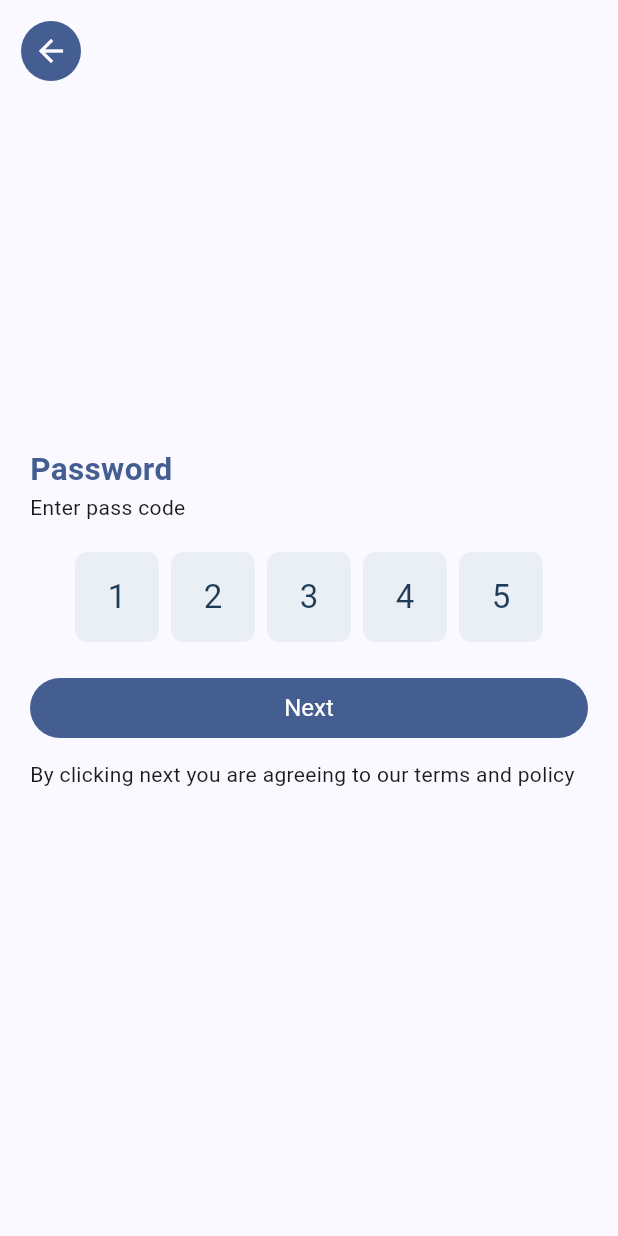
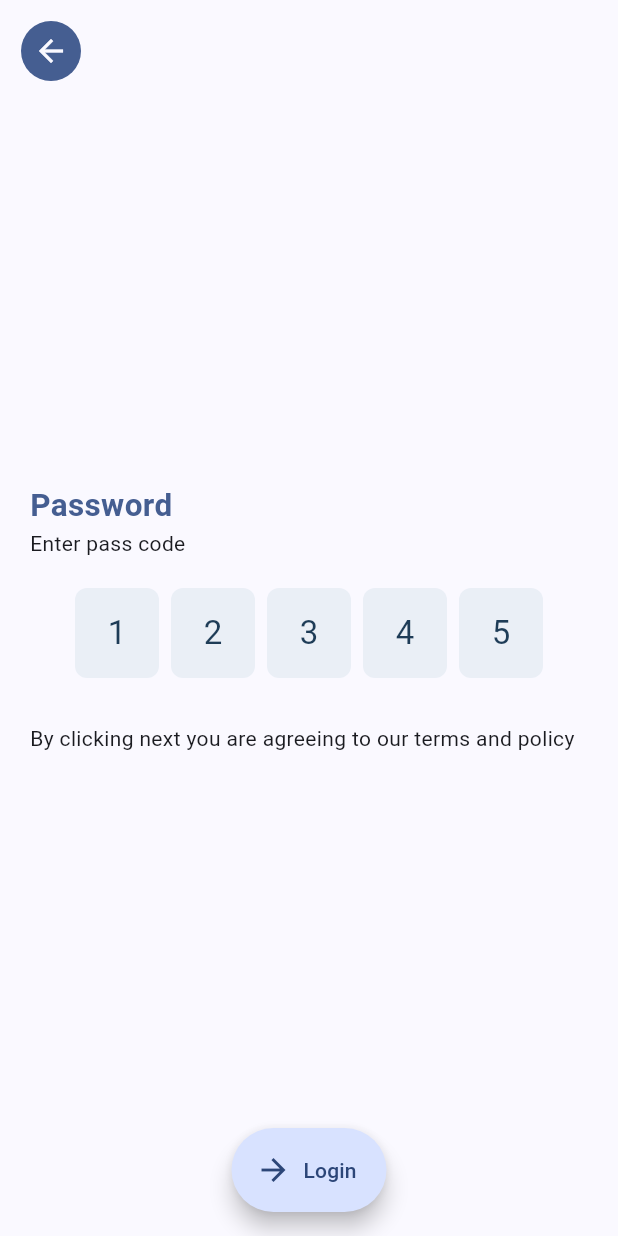
Before and after one commit to momin-mostafa/smuctian, a Flutter app: the LoginView screen opened by its route, after a tap on "Next", on a phone screen of 412 x 824 dp. Run offline on Flutter 3.47's test engine with Material 3 defaults, Android fonts, the phone set to English and light mode, and no system bars; drawn by our look-alikes of pinput; our stand-ins replace dots_indicator, flutter_easyloading, flutter_expandable_fab, flutter_map, flutter_svg, fluttertoast and 5 more; accounts and stored records are empty.

Commit message:
Small mod for demo

```diff
--- a/lib/presentation/cg_calc.view.dart
+++ b/lib/presentation/cg_calc.view.dart
@@ -15,7 +15,8 @@ class CGCalcView extends StatelessWidget {
             actions: [
               FilledButton.tonalIcon(
                 icon: const Icon(Icons.add),
-                onPressed: () => vm.addCG(), label: const Text("Add"),
+                onPressed: () => vm.addCG(),
+                label: const Text("Add"),
               ),
             ],
           ),
--- a/lib/presentation/classroom_details.dart
+++ b/lib/presentation/classroom_details.dart
@@ -126,8 +126,7 @@ class ClassDetails extends StatelessWidget {
                   style: AppStyle.headingTextStyle,
                 ),
               ),
-              Consumer<ClassroomProvider>(
-                builder: (context,vm,_) {
+              Consumer<ClassroomProvider>(builder: (context, vm, _) {
                 return SliverList(
                   delegate: SliverChildBuilderDelegate(
                     (context, index) => const Padding(
@@ -137,8 +136,7 @@ class ClassDetails extends StatelessWidget {
                     childCount: 2,
                   ),
                 );
-                }
-              ),
+              }),
               const SliverToBoxAdapter(child: SizedBox(height: 300)),
             ],
           ),
--- a/lib/presentation/login.dart
+++ b/lib/presentation/login.dart
@@ -30,8 +30,7 @@ class LoginView extends StatelessWidget {
                     padding: const EdgeInsets.all(8.0),
                     decoration: BoxDecoration(
                       borderRadius: BorderRadius.circular(12),
-                      color:
-                          Theme.of(context).primaryColor.withOpacity(0.1),
+                      color: Theme.of(context).primaryColor.withOpacity(0.1),
                     ),
                     width: MediaQuery.of(context).size.width * 0.8,
                     child: TextField(
@@ -48,11 +47,11 @@ class LoginView extends StatelessWidget {
                 ],
               ),
               const SizedBox(height: 10),
-              FilledButton(
-                onPressed: () =>
-                    Navigator.pushNamed(context, Routes.instance.otp),
-                child: const Text('Next'),
-              ),
+              // FilledButton(
+              //   onPressed: () =>
+              //       Navigator.pushNamed(context, Routes.instance.otp),
+              //   child: const Text('Next'),
+              // ),
               const SizedBox(height: 10),
               const Text(
                   'By clicking loging you are agreeing to our terms and policy'),
@@ -60,11 +59,14 @@ class LoginView extends StatelessWidget {
           ),
         ),
       ),
-      floatingActionButton: FloatingActionButton(
-        onPressed: () {},
-        child: const Icon(Icons.language),
+      floatingActionButton: FloatingActionButton.extended(
+        heroTag: 'll',
+        onPressed: () => Navigator.pushNamed(context, Routes.instance.otp),
+        label: const Text("Next"),
+        icon: const Icon(Icons.arrow_forward),
+        // shape: const Icon(Icons.language),
       ),
-      floatingActionButtonLocation: FloatingActionButtonLocation.endTop,
+      floatingActionButtonLocation: FloatingActionButtonLocation.centerFloat,
     );
   }
 }
--- a/lib/presentation/otp.dart
+++ b/lib/presentation/otp.dart
@@ -40,12 +40,12 @@ class OtpView extends StatelessWidget {
                     length: 5,
                   ),
                   const SizedBox(height: 20),
-                  FilledButton(
-                    onPressed: () {
-                      context.read<LoginProvider>().login(context);
-                    },
-                    child: const Text('Next'),
-                  ),
+                  // FilledButton(
+                  //   onPressed: () {
+                  //     context.read<LoginProvider>().login(context);
+                  //   },
+                  //   child: const Text('Next'),
+                  // ),
                   const SizedBox(height: 10),
                   const Text(
                       'By clicking next you are agreeing to our terms and policy'),
@@ -57,7 +57,7 @@ class OtpView extends StatelessWidget {
               left: 10,
               child: IconButton.filled(
                 onPressed: () {
-                  if(Navigator.canPop(context)) Navigator.pop(context);
+                  if (Navigator.canPop(context)) Navigator.pop(context);
                 },
                 icon: const Icon(Icons.arrow_back),
               ),
@@ -65,6 +65,11 @@ class OtpView extends StatelessWidget {
           ],
         ),
       ),
+      floatingActionButton: FloatingActionButton.extended(
+        onPressed: () => context.read<LoginProvider>().login(context), label: const Text("Login"),
+        icon: const Icon(Icons.arrow_forward),
+      ),
+      floatingActionButtonLocation: FloatingActionButtonLocation.centerFloat,
     );
   }
 }
--- a/lib/theme_data.dart
+++ b/lib/theme_data.dart
@@ -75,7 +75,11 @@ class AppTheme {
     ),
 
     floatingActionButtonTheme:
-        const FloatingActionButtonThemeData(),
+        const FloatingActionButtonThemeData(
+          shape: RoundedRectangleBorder(
+            borderRadius: BorderRadius.all(Radius.circular(30))
+          )
+        ),
 
     useMaterial3: true,
   );
```
Also changed, not shown: lib/presentation/home.dart (+57 -45 lines), lib/presentation/landing.dart (+5 -4 lines). Lines whose indentation alone changed are shown as unchanged.
